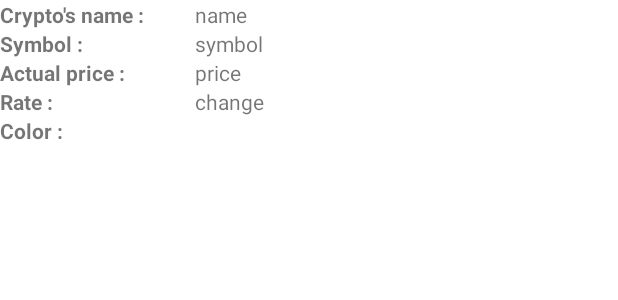
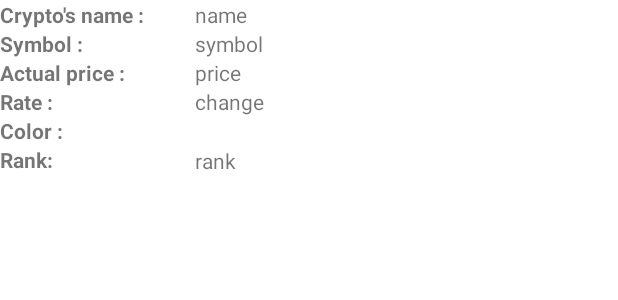
Before and after one commit to arthurbourret/eseo_s8_client_server, an Android app: the layout layout_list_coin.xml on its own in the app's theme, with its tools: preview values and no code run, on a phone screen of 412 x 824 dp. Shown: the top 300 px of the screen. Run offline under Robolectric (Android 15) with nearby library versions, the phone set to English and light mode, and no system bars.

Commit message:
add rank

```diff
--- a/app/src/main/res/layout/layout_list_coin.xml
+++ b/app/src/main/res/layout/layout_list_coin.xml
@@ -40,6 +40,14 @@
         android:text="change"
         app:layout_constraintStart_toEndOf="@+id/textView8"
         app:layout_constraintTop_toBottomOf="@+id/price_coin" />
+
+    <TextView
+        android:id="@+id/coin_rank"
+        android:layout_width="wrap_content"
+        android:layout_height="wrap_content"
+        android:text="rank"
+        app:layout_constraintStart_toEndOf="@+id/textView10"
+        app:layout_constraintTop_toBottomOf="@+id/couleur_coin" />
 
     <TextView
         android:id="@+id/textView5"
@@ -86,13 +94,23 @@
         app:layout_constraintStart_toStartOf="parent"
         app:layout_constraintTop_toBottomOf="@+id/textView8" />
 
+    <TextView
+        android:id="@+id/textView10"
+        android:layout_width="130dp"
+        android:layout_height="wrap_content"
+        android:text="@string/rank"
+        android:textStyle="bold"
+        app:layout_constraintStart_toStartOf="parent"
+        app:layout_constraintTop_toBottomOf="@+id/textView9" />
+
     <androidx.constraintlayout.widget.ConstraintLayout
         android:id="@+id/couleur_coin"
         android:layout_width="20dp"
-        android:layout_height="0dp"
+        android:layout_height="20dp"
         app:layout_constraintBottom_toBottomOf="parent"
         app:layout_constraintStart_toEndOf="@+id/textView9"
-        app:layout_constraintTop_toBottomOf="@+id/change_coin">
+        app:layout_constraintTop_toBottomOf="@+id/change_coin"
+        app:layout_constraintVertical_bias="0.0">
 
     </androidx.constraintlayout.widget.ConstraintLayout>
 
```
